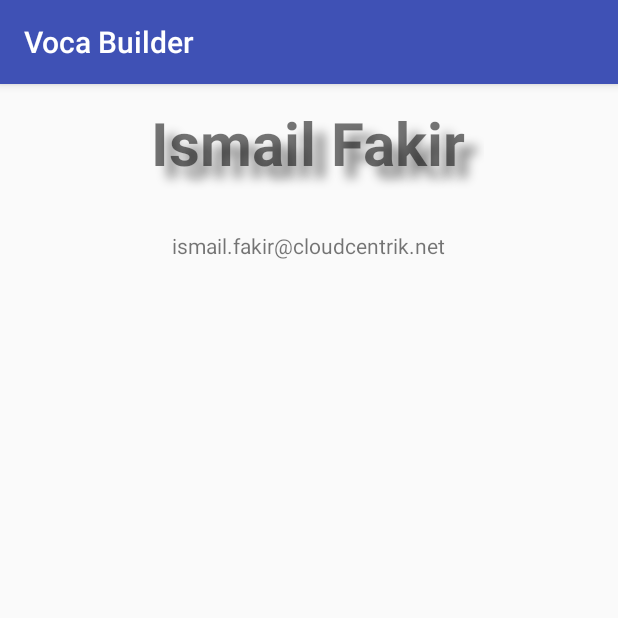
After one commit to ismailfakir/Vocabuilder, an Android app: the AboutActivity screen opened directly, with no data from a screen before it, on a phone screen of 412 x 824 dp, the top half of it. The commit adds this screen. Run offline under Robolectric (Android 15) with nearby library versions, the phone set to English and light mode, and no system bars.

Commit message:
About view added

```diff
--- /dev/null
+++ b/app/src/main/java/net/cloudcentrik/vocabuilder/AboutActivity.java
@@ -0,0 +1,13 @@
+package net.cloudcentrik.vocabuilder;
+
+import android.os.Bundle;
+import android.support.v7.app.AppCompatActivity;
+
+public class AboutActivity extends AppCompatActivity {
+
+    @Override
+    protected void onCreate(Bundle savedInstanceState) {
+        super.onCreate(savedInstanceState);
+        setContentView(R.layout.activity_about);
+    }
+}
--- /dev/null
+++ b/app/src/main/res/layout/activity_about.xml
@@ -0,0 +1,26 @@
+<?xml version="1.0" encoding="utf-8"?>
+<LinearLayout xmlns:android="http://schemas.android.com/apk/res/android"
+    android:layout_width="match_parent"
+    android:layout_height="match_parent"
+    android:orientation="vertical">
+
+    <TextView
+        style="@style/ShadowTextViewStyle"
+        android:layout_width="wrap_content"
+        android:layout_height="wrap_content"
+        android:layout_centerHorizontal="true"
+        android:layout_centerVertical="true"
+        android:layout_gravity="center_horizontal"
+        android:layout_marginBottom="10dp"
+        android:text="@string/developer" />
+
+    <TextView
+        android:layout_width="wrap_content"
+        android:layout_height="wrap_content"
+        android:layout_centerHorizontal="true"
+        android:layout_centerVertical="true"
+        android:layout_gravity="center_horizontal"
+        android:layout_marginTop="10dp"
+        android:text="@string/aboutText" />
+
+</LinearLayout>
--- a/app/src/main/res/layout/activity_addnew.xml
+++ b/app/src/main/res/layout/activity_addnew.xml
@@ -4,7 +4,7 @@
     xmlns:app="http://schemas.android.com/apk/res-auto"
     android:layout_width="match_parent"
     android:layout_height="match_parent"
-    android:background="@color/appbackground"
+    android:background="@color/appBackground"
     android:stretchColumns="1">
 
     <TableRow
--- a/app/src/main/res/layout/activity_main.xml
+++ b/app/src/main/res/layout/activity_main.xml
@@ -10,7 +10,9 @@
         android:gravity="center"
         android:orientation="horizontal" >
 
-        <EditText android:id="@+id/myFilter" android:layout_width="156dp"
+        <EditText
+            android:id="@+id/myFilter"
+            android:layout_width="200dp"
             android:layout_height="wrap_content" android:ems="10"
             android:hint="@string/searchHint">
             <requestFocus />
@@ -18,7 +20,7 @@
 
         <Spinner
             android:id="@+id/menu_spinner"
-            android:layout_width="150dp"
+            android:layout_width="100dp"
             android:layout_height="wrap_content"
             android:layout_alignBaseline="@+id/myFilter"
 
--- a/app/src/main/res/values/strings.xml
+++ b/app/src/main/res/values/strings.xml
@@ -4,6 +4,10 @@
     <string name="appSlogan">Voca Builder</string>
 
     <string name="searchHint">Swedish Words</string>
+
+    <string name="developer">Ismail Fakir</string>
+
+    <string name="aboutText">ismail.fakir@cloudcentrik.net</string>
 
     <string-array name="menu_array">
         <item>Add new </item>
--- a/app/src/main/res/values/styles.xml
+++ b/app/src/main/res/values/styles.xml
@@ -38,7 +38,7 @@
         <item name="android:layout_width">fill_parent</item>
         <item name="android:layout_height">fill_parent</item>
         <item name="android:padding">12dp</item>
-        <item name="android:textSize">80sp</item>
+        <item name="android:textSize">40sp</item>
         <item name="android:textStyle">bold</item>
         <item name="android:shadowColor">#7000</item>
         <item name="android:shadowDx">12</item>
```
Also changed, not shown: app/src/main/AndroidManifest.xml (+14 -12 lines), app/src/main/java/net/cloudcentrik/vocabuilder/MainActivity.java (+8 -1 lines), app/src/main/res/drawable/english1.png (deleted), app/src/main/res/drawable/sweden1.png (deleted).
